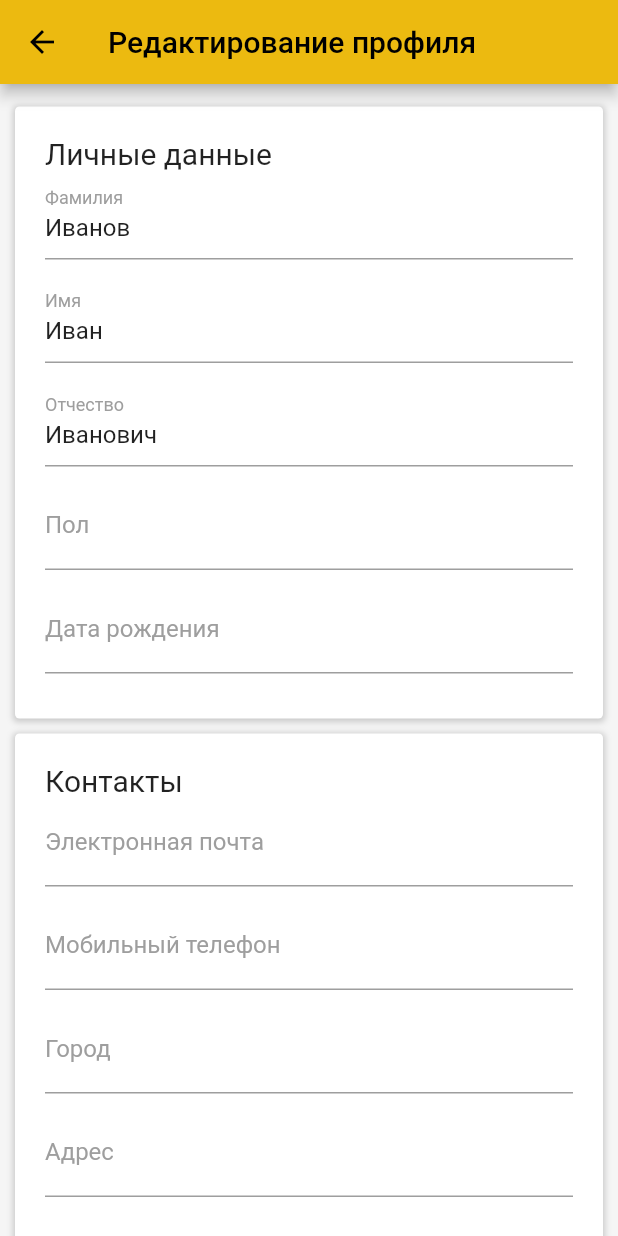
After one commit to VladMak/hs_flutter, a Flutter app: the ProfileEdit screen opened directly, on a phone screen of 412 x 824 dp. The commit adds this screen. Run offline on Flutter 3.47's test engine with Material 2 defaults, Android fonts, the light colour scheme and no system bars; our stand-ins replace barcode_widget, carousel_slider, url_launcher_web; missing offline and left inert: barcode, postgres, yandex_mapkit.

Commit message:
Profile Edit Page

```diff
--- a/lib/views/Cabinet.dart
+++ b/lib/views/Cabinet.dart
@@ -3,6 +3,8 @@ import 'package:myapp/contollers/DrawerMenu.dart';
 import 'package:myapp/contollers/BottomNavBarMenu.dart';
 import 'package:barcode/barcode.dart';
 import 'package:barcode_widget/barcode_widget.dart';
+import 'package:myapp/main.dart';
+import 'package:myapp/views/ProfileEdit.dart';
 
 /*class Cabinet extends StatefulWidget {
   const Cabinet({Key? key}) : super(key: key);
@@ -148,7 +150,10 @@ class VirtualCard extends StatelessWidget {
               alignment: Alignment.center,
               child: SizedBox(
                 child: ElevatedButton(
-                  onPressed: () {},
+                  onPressed: () {
+                    Navigator.push(keyFragmentBody.currentContext as BuildContext,
+                        MaterialPageRoute(builder: (context) => ProfileEdit()));
+                  },
                   child: Text("Редактировать профиль"),
                   style: ButtonStyle(backgroundColor:
                       MaterialStateProperty.resolveWith<Color?>(
--- /dev/null
+++ b/lib/views/ProfileEdit.dart
@@ -0,0 +1,233 @@
+import 'package:flutter/cupertino.dart';
+
+import 'package:flutter/material.dart';
+
+class ProfileEdit extends StatelessWidget {
+  ProfileEdit({Key? key}) : super(key: key);
+
+  @override
+  Widget build(BuildContext) {
+    return WillPopScope(
+        child: Scaffold(
+          appBar: AppBar(
+            iconTheme: IconThemeData(color: Colors.black),
+            title: Text(
+              "Редактирование профиля",
+              style: TextStyle(color: Colors.black),
+            ),
+            backgroundColor: Color.fromARGB(0xFF, 0xEC, 0xBA, 0x10),
+          ),
+          body: Container(
+            color: Colors.grey.shade100,
+            child: ListView(children: <Widget>[
+              SizedBox(
+                height: 5,
+              ),
+              Padding(padding: EdgeInsets.all(10), child: MyDataList()),
+            ]),
+          ),
+        ),
+        onWillPop: () async {
+          if (true) {
+            print("Вышли");
+            return true;
+          }
+        });
+  }
+}
+
+class MyTextFieldItem extends StatefulWidget {
+  MyTextFieldItem(
+      {Key? key, this.value, required this.focusColor, required this.labelText, required this.onTap})
+      : super(key: key);
+
+  String? value;
+  Color focusColor;
+  String labelText;
+  final ValueChanged<BuildContext>? onTap;
+
+  final textController = TextEditingController();
+
+  @override
+  State<MyTextFieldItem> createState() => _MyTextFieldItemState();
+}
+
+class _MyTextFieldItemState extends State<MyTextFieldItem> {
+  late FocusNode focusNode;
+
+  @override
+  void initState() {
+    super.initState();
+    focusNode = FocusNode();
+  }
+
+  @override
+  void dispose() {
+    focusNode.dispose();
+    super.dispose();
+  }
+
+  Widget build(BuildContext context) {
+    if (widget.textController.text == "") {
+      if (widget.value != null) widget.textController.text = widget.value!;
+    }
+    widget.textController.selection = TextSelection.fromPosition(
+        TextPosition(offset: widget.textController.text.length));
+    focusNode.addListener(() {
+      setState(() {});
+    });
+
+    return TextField(
+      focusNode: focusNode,
+      controller: widget.textController,
+      cursorColor: widget.focusColor,
+      //onTap: (){ widget.textController.text = widget.onTap!(context);},
+      onEditingComplete: () {
+        setState(() {});
+      },
+      decoration: InputDecoration(
+        focusedBorder: UnderlineInputBorder(
+            borderSide: BorderSide(color: widget.focusColor)),
+        labelStyle: TextStyle(
+            color:
+                focusNode.hasFocus ? widget.focusColor : Colors.grey.shade500),
+        labelText: widget.labelText,
+      ),
+    );
+  }
+}
+
+class MyDataList extends StatefulWidget {
+  MyDataList({Key? key}) : super(key: key);
+
+  @override
+  State<MyDataList> createState() => MyDataListState();
+}
+
+class MyDataListState extends State<MyDataList>{
+
+  DateTime selectedDate = DateTime.now();
+
+  Widget _addContainer(Widget part) {
+    return Container(
+        decoration: BoxDecoration(
+            borderRadius: BorderRadius.all(Radius.circular(3)),
+            color: Colors.white,
+            boxShadow: [
+              BoxShadow(
+                  color: Colors.grey.withOpacity(0.5),
+                  spreadRadius: 1,
+                  blurRadius: 3,
+                  offset: Offset(0, 1))
+            ]),
+        child: Padding(
+          padding: EdgeInsets.all(20),
+          child: part,
+        ));
+  }
+
+  Future<DateTime?> _selectDate(BuildContext context) async {
+    final DateTime? picked = await showDatePicker(
+        context: context,
+        initialDate: selectedDate,
+        firstDate: DateTime(2015, 8),
+        lastDate: DateTime(2101));
+    if (picked != null && picked != selectedDate) {
+      setState(() {
+        selectedDate = picked;
+      });
+    }
+    return picked;
+  }
+
+  @override
+  Widget build(BuildContext context) {
+    return Column(children: <Widget>[
+      _addContainer(Column(
+          crossAxisAlignment: CrossAxisAlignment.start,
+          children: <Widget>[
+            Text(
+              "Личные данные",
+              textAlign: TextAlign.start,
+              style: TextStyle(fontWeight: FontWeight.normal, fontSize: 20),
+            ),
+            MyTextFieldItem(
+                value: "Иванов",
+                focusColor: Colors.red.shade900,
+                labelText: "Фамилия",
+                onTap: null,),
+            SizedBox(
+              height: 10,
+            ),
+            MyTextFieldItem(
+                value: "Иван",
+                focusColor: Colors.red.shade900,
+                labelText: "Имя",
+                onTap: null,),
+            SizedBox(
+              height: 10,
+            ),
+            MyTextFieldItem(
+                value: "Иванович",
+                focusColor: Colors.red.shade900,
+                labelText: "Отчество", onTap: null,),
+            SizedBox(
+              height: 10,
+            ),
+            MyTextFieldItem(focusColor: Colors.red.shade900, labelText: "Пол", onTap: null,),
+            SizedBox(
+              height: 10,
+            ),
+            MyTextFieldItem(
+                focusColor: Colors.red.shade900, labelText: "Дата рождения", onTap: _selectDate,),
+            SizedBox(
+              height: 10,
+            ),
+          ])),
+      SizedBox(
+        height: 10,
+      ),
+      _addContainer(Column(
+        crossAxisAlignment: CrossAxisAlignment.start,
+        children: <Widget>[
+          Text("Контакты",
+              textAlign: TextAlign.start,
+              style: TextStyle(fontWeight: FontWeight.normal, fontSize: 20)),
+          MyTextFieldItem(
+              focusColor: Colors.red.shade900, labelText: "Электронная почта", onTap: null,),
+          SizedBox(
+            height: 10,
+          ),
+          MyTextFieldItem(
+              focusColor: Colors.red.shade900, labelText: "Мобильный телефон", onTap: null,),
+          SizedBox(
+            height: 10,
+          ),
+          MyTextFieldItem(focusColor: Colors.red.shade900, labelText: "Город", onTap: null,),
+          SizedBox(
+            height: 10,
+          ),
+          MyTextFieldItem(focusColor: Colors.red.shade900, labelText: "Адрес", onTap: null,),
+          SizedBox(
+            height: 10,
+          ),
+        ],
+      )),
+      SizedBox(
+        height: 10,
+      ),
+      SizedBox(
+        child: ElevatedButton(
+          onPressed: () {},
+          child: Text("Сохранить данные"),
+          style: ButtonStyle(backgroundColor:
+              MaterialStateProperty.resolveWith<Color?>(
+                  (Set<MaterialState> states) {
+            return Color.fromARGB(0xFF, 0xB3, 0x19, 0x18);
+          })),
+        ),
+        width: 300,
+      ),
+    ]);
+  }
+}
```
Also changed, not shown: lib/main.dart (line endings or trailing spaces).
